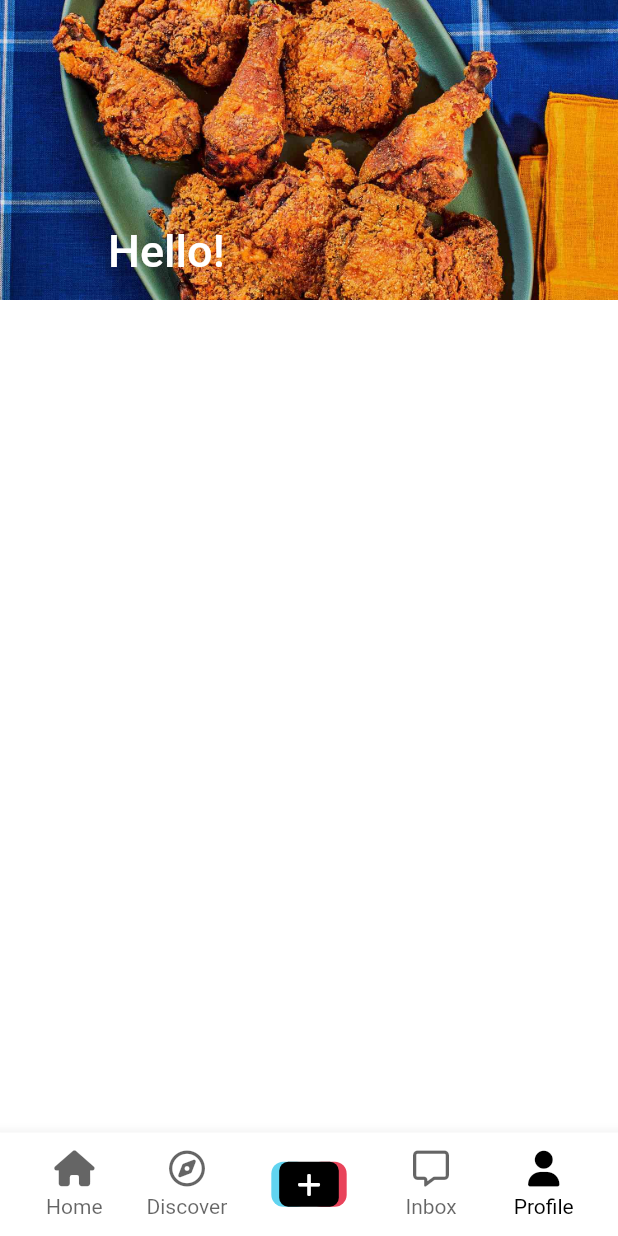
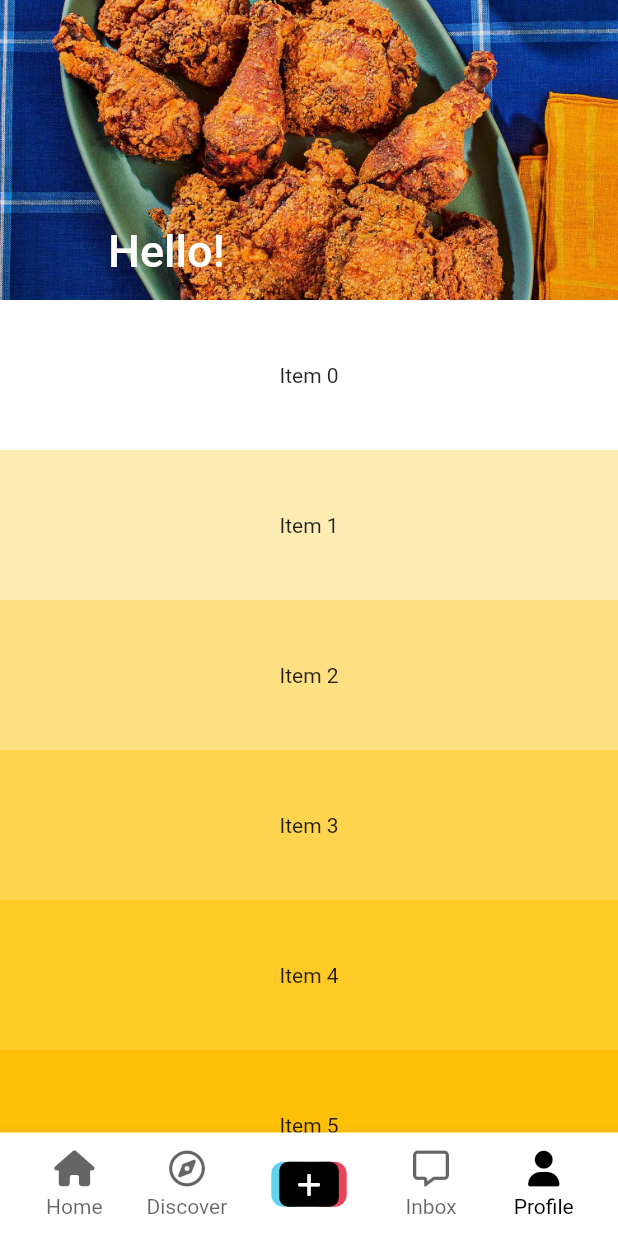
Before and after one commit to znehraks/tiktok-clone, a Flutter app: the screen it shows after launch, on a phone screen of 412 x 824 dp. Run offline on Flutter 3.47's test engine with Material 2 defaults, Android fonts, the phone set to English and light mode, and no system bars; our stand-ins replace font_awesome_flutter, video_player, visibility_detector; network calls fail.

```diff
--- a/lib/features/users/user_profile_screen.dart
+++ b/lib/features/users/user_profile_screen.dart
@@ -13,8 +13,9 @@ class _UserProfileScreenState extends State<UserProfileScreen> {
       slivers: [
         SliverAppBar(
           floating: true,
-          stretch: true,
+          // stretch: true,
           pinned: true,
+          snap: true,
           backgroundColor: Colors.teal,
           collapsedHeight: 80,
           expandedHeight: 200,
@@ -29,7 +30,19 @@ class _UserProfileScreenState extends State<UserProfileScreen> {
             ),
             title: const Text("Hello!"),
           ),
-        )
+        ),
+        SliverFixedExtentList(
+            delegate: SliverChildBuilderDelegate(
+              childCount: 50,
+              (context, index) => Container(
+                color: Colors.amber[100 * (index % 9)],
+                child: Align(
+                  alignment: Alignment.center,
+                  child: Text('Item $index'),
+                ),
+              ),
+            ),
+            itemExtent: 100)
       ],
     );
   }
```
